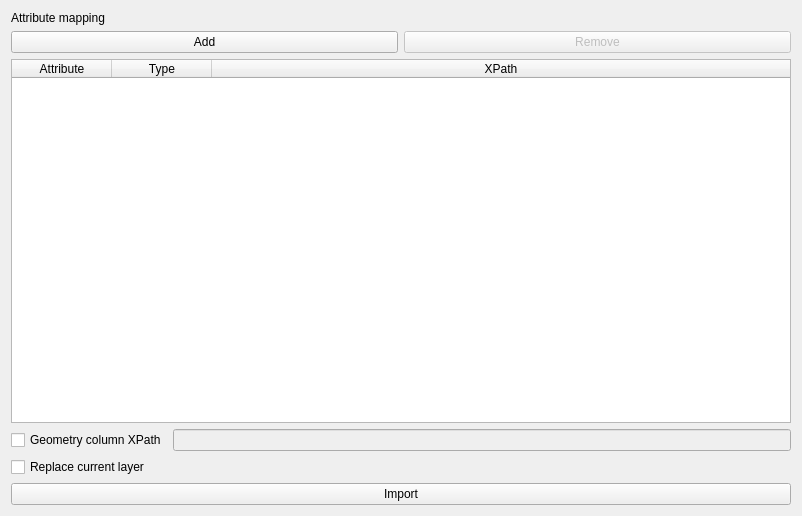
Old version of the form gml_application_schema_toolbox/ui/import_xml_panel.ui in the repository BRGM/gml_application_schema_toolbox.
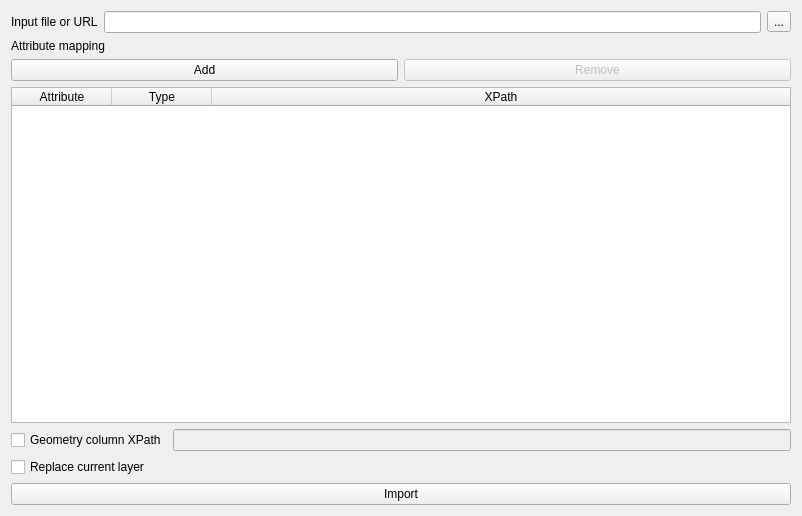
New version of the form.

```diff
--- a/gml_application_schema_toolbox/ui/import_xml_panel.ui
+++ b/gml_application_schema_toolbox/ui/import_xml_panel.ui
@@ -14,6 +14,31 @@
    <string>Form</string>
   </property>
   <layout class="QVBoxLayout" name="verticalLayout">
+   <item>
+    <layout class="QFormLayout" name="formLayout">
+     <item row="0" column="0">
+      <widget class="QLabel" name="label_5">
+       <property name="text">
+        <string>Input file or URL</string>
+       </property>
+      </widget>
+     </item>
+     <item row="0" column="1">
+      <layout class="QHBoxLayout" name="horizontalLayout_2">
+       <item>
+        <widget class="QLineEdit" name="gmlPathLineEdit"/>
+       </item>
+       <item>
+        <widget class="QToolButton" name="gmlPathButton">
+         <property name="text">
+          <string>...</string>
+         </property>
+        </widget>
+       </item>
+      </layout>
+     </item>
+    </layout>
+   </item>
    <item>
     <widget class="QLabel" name="label">
      <property name="text">
```
